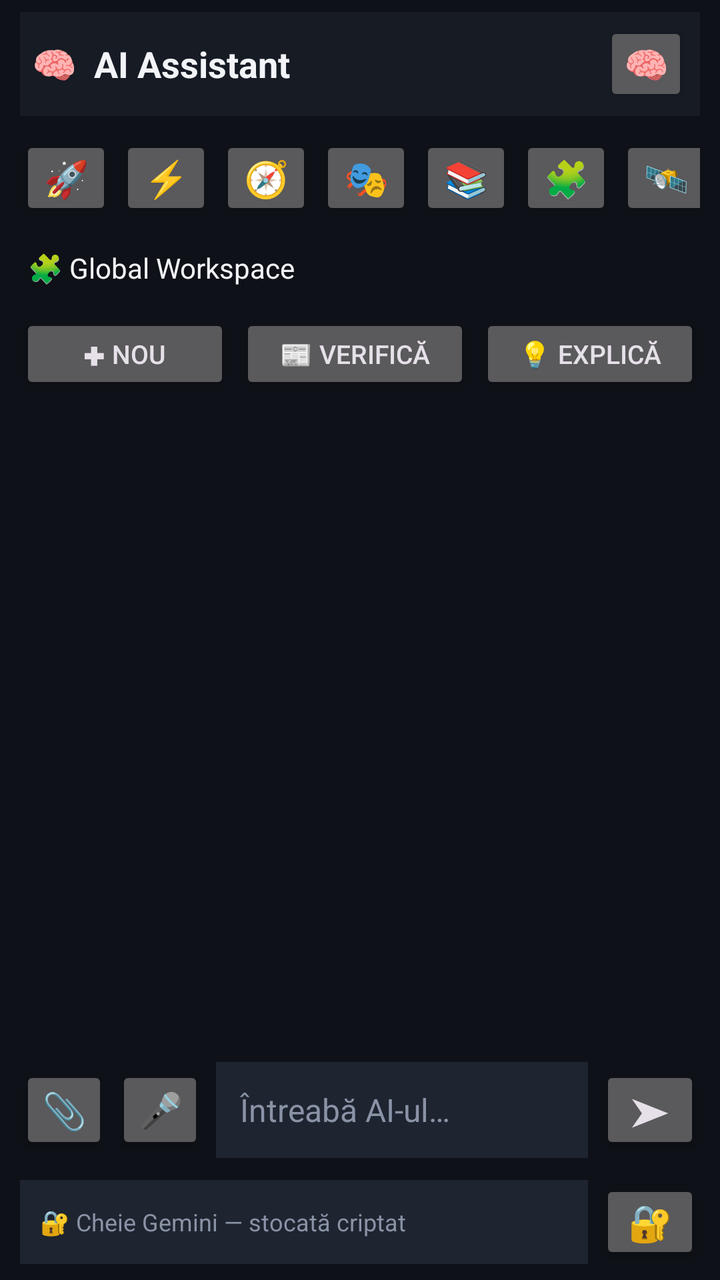
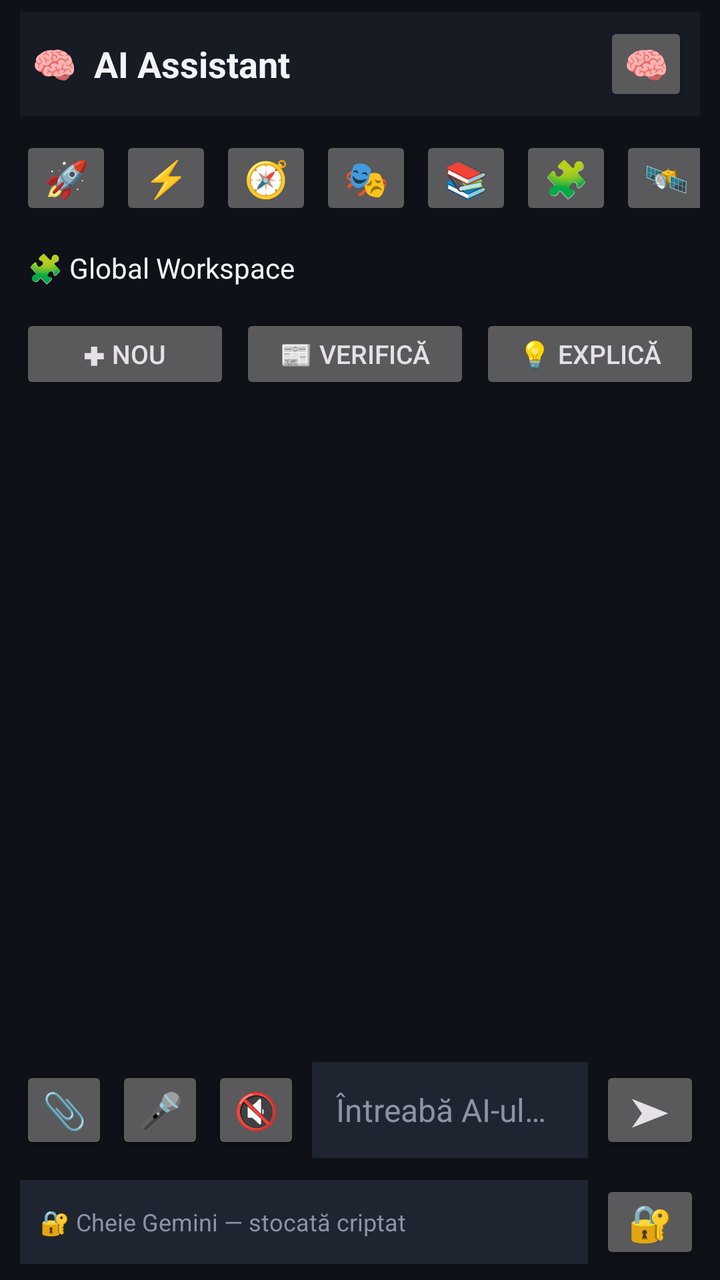

Compare the two renders of this Android layout. The source of the first and the diff that turns it into the second are given below.
<!-- AndroidManifest.xml: application theme Theme.AIAssistant -->
<!-- res/layout/activity_main.xml -->
<?xml version="1.0" encoding="utf-8"?>
<LinearLayout
    xmlns:android="http://schemas.android.com/apk/res/android"
    android:layout_width="match_parent"
    android:layout_height="match_parent"
    android:orientation="vertical"
    android:background="@color/bg"
    android:paddingStart="10dp"
    android:paddingEnd="10dp"
    android:paddingTop="6dp"
    android:paddingBottom="6dp">

    
    <LinearLayout
        android:layout_width="match_parent"
        android:layout_height="52dp"
        android:orientation="horizontal"
        android:gravity="center_vertical"
        android:background="@color/toolbar_bg"
        android:paddingStart="6dp"
        android:paddingEnd="6dp">

        <TextView
            android:layout_width="0dp"
            android:layout_height="match_parent"
            android:layout_weight="1"
            android:gravity="center_vertical"
            android:text="🧠  AI Assistant"
            android:textColor="@color/text_main"
            android:textSize="18sp"
            android:textStyle="bold"
            android:maxLines="1" />

        <Button
            android:id="@+id/btnBrain"
            android:layout_width="42dp"
            android:layout_height="42dp"
            android:minWidth="0dp"
            android:minHeight="0dp"
            android:padding="0dp"
            android:text="🧠"
            android:textSize="18sp"
            android:contentDescription="Intelligence Core" />

    </LinearLayout>

    
    <HorizontalScrollView
        android:layout_width="match_parent"
        android:layout_height="52dp"
        android:layout_marginTop="5dp"
        android:scrollbars="none"
        android:overScrollMode="never">

        <LinearLayout
            android:layout_width="wrap_content"
            android:layout_height="match_parent"
            android:orientation="horizontal"
            android:gravity="center_vertical">

            <Button
                android:id="@+id/btnPower"
                android:layout_width="46dp"
                android:layout_height="42dp"
                android:minWidth="0dp"
                android:minHeight="0dp"
                android:layout_marginEnd="4dp"
                android:padding="0dp"
                android:text="🚀"
                android:textSize="18sp"
                android:contentDescription="Supreme Power Mode" />

            <Button
                android:id="@+id/btnAgent"
                android:layout_width="46dp"
                android:layout_height="42dp"
                android:minWidth="0dp"
                android:minHeight="0dp"
                android:layout_marginEnd="4dp"
                android:padding="0dp"
                android:text="⚡"
                android:textSize="18sp"
                android:contentDescription="Agent Mode" />

            <Button
                android:id="@+id/btnThink"
                android:layout_width="46dp"
                android:layout_height="42dp"
                android:minWidth="0dp"
                android:minHeight="0dp"
                android:layout_marginEnd="4dp"
                android:padding="0dp"
                android:text="🧭"
                android:textSize="18sp"
                android:contentDescription="Pași rezumați" />

            <Button
                android:id="@+id/btnPersona"
                android:layout_width="46dp"
                android:layout_height="42dp"
                android:minWidth="0dp"
                android:minHeight="0dp"
                android:layout_marginEnd="4dp"
                android:padding="0dp"
                android:text="🎭"
                android:textSize="18sp"
                android:contentDescription="Persona" />

            <Button
                android:id="@+id/btnHistory"
                android:layout_width="46dp"
                android:layout_height="42dp"
                android:minWidth="0dp"
                android:minHeight="0dp"
                android:layout_marginEnd="4dp"
                android:padding="0dp"
                android:text="📚"
                android:textSize="18sp"
                android:contentDescription="Istoric" />

            <Button
                android:id="@+id/btnWorkspace"
                android:layout_width="46dp"
                android:layout_height="42dp"
                android:minWidth="0dp"
                android:minHeight="0dp"
                android:layout_marginEnd="4dp"
                android:padding="0dp"
                android:text="🧩"
                android:textSize="18sp"
                android:contentDescription="Workspace" />

            <Button
                android:id="@+id/btnWatcher"
                android:layout_width="46dp"
                android:layout_height="42dp"
                android:minWidth="0dp"
                android:minHeight="0dp"
                android:layout_marginEnd="4dp"
                android:padding="0dp"
                android:text="🛰️"
                android:textSize="18sp"
                android:contentDescription="AI Watcher" />

            <Button
                android:id="@+id/btnExport"
                android:layout_width="46dp"
                android:layout_height="42dp"
                android:minWidth="0dp"
                android:minHeight="0dp"
                android:layout_marginEnd="4dp"
                android:padding="0dp"
                android:text="↗"
                android:textSize="20sp"
                android:contentDescription="Export conversație" />

            <Button
                android:id="@+id/btnZip"
                android:layout_width="46dp"
                android:layout_height="42dp"
                android:minWidth="0dp"
                android:minHeight="0dp"
                android:padding="0dp"
                android:text="📦"
                android:textSize="18sp"
                android:contentDescription="Export proiect" />

        </LinearLayout>

    </HorizontalScrollView>

    
    <LinearLayout
        android:layout_width="match_parent"
        android:layout_height="38dp"
        android:orientation="horizontal"
        android:gravity="center_vertical"
        android:paddingStart="4dp"
        android:paddingEnd="4dp">

        <TextView
            android:id="@+id/tvWorkspace"
            android:layout_width="0dp"
            android:layout_height="wrap_content"
            android:layout_weight="1"
            android:text="🧩 Global Workspace"
            android:textColor="@color/text_main"
            android:textSize="14sp"
            android:maxLines="1" />

        <TextView
            android:id="@+id/tvAttachment"
            android:layout_width="wrap_content"
            android:layout_height="wrap_content"
            android:textColor="@color/accent2"
            android:textSize="11sp"
            android:maxLines="1" />

    </LinearLayout>

    
    <HorizontalScrollView
        android:layout_width="match_parent"
        android:layout_height="48dp"
        android:scrollbars="none"
        android:overScrollMode="never">

        <LinearLayout
            android:layout_width="wrap_content"
            android:layout_height="match_parent"
            android:orientation="horizontal"
            android:gravity="center_vertical">

            <Button
                android:id="@+id/btnChipNew"
                android:layout_width="105dp"
                android:layout_height="40dp"
                android:minWidth="0dp"
                android:minHeight="0dp"
                android:layout_marginEnd="5dp"
                android:paddingStart="8dp"
                android:paddingEnd="8dp"
                android:text="✚ Nou"
                android:textSize="13sp" />

            <Button
                android:id="@+id/btnChipNews"
                android:layout_width="115dp"
                android:layout_height="40dp"
                android:minWidth="0dp"
                android:minHeight="0dp"
                android:layout_marginEnd="5dp"
                android:paddingStart="8dp"
                android:paddingEnd="8dp"
                android:text="📰 Verifică"
                android:textSize="13sp" />

            <Button
                android:id="@+id/btnChipExplain"
                android:layout_width="110dp"
                android:layout_height="40dp"
                android:minWidth="0dp"
                android:minHeight="0dp"
                android:layout_marginEnd="5dp"
                android:paddingStart="8dp"
                android:paddingEnd="8dp"
                android:text="💡 Explică"
                android:textSize="13sp" />

            <Button
                android:id="@+id/btnChipCode"
                android:layout_width="110dp"
                android:layout_height="40dp"
                android:minWidth="0dp"
                android:minHeight="0dp"
                android:layout_marginEnd="5dp"
                android:paddingStart="8dp"
                android:paddingEnd="8dp"
                android:text="⌨️ Proiect"
                android:textSize="13sp" />

            <Button
                android:id="@+id/btnResearch"
                android:layout_width="120dp"
                android:layout_height="40dp"
                android:minWidth="0dp"
                android:minHeight="0dp"
                android:layout_marginEnd="5dp"
                android:paddingStart="8dp"
                android:paddingEnd="8dp"
                android:text="🔬 Research"
                android:textSize="13sp" />

            <Button
                android:id="@+id/btnVerify"
                android:layout_width="115dp"
                android:layout_height="40dp"
                android:minWidth="0dp"
                android:minHeight="0dp"
                android:layout_marginEnd="5dp"
                android:paddingStart="8dp"
                android:paddingEnd="8dp"
                android:text="🔎 Fact Check"
                android:textSize="13sp" />

            <Button
                android:id="@+id/btnAudit"
                android:layout_width="110dp"
                android:layout_height="40dp"
                android:minWidth="0dp"
                android:minHeight="0dp"
                android:layout_marginEnd="5dp"
                android:paddingStart="8dp"
                android:paddingEnd="8dp"
                android:text="⌨️ Audit"
                android:textSize="13sp" />

            <Button
                android:id="@+id/btnMemory"
                android:layout_width="110dp"
                android:layout_height="40dp"
                android:minWidth="0dp"
                android:minHeight="0dp"
                android:layout_marginEnd="5dp"
                android:paddingStart="8dp"
                android:paddingEnd="8dp"
                android:text="🧠 Memory"
                android:textSize="13sp" />

            <Button
                android:id="@+id/btnChipSummarize"
                android:layout_width="110dp"
                android:layout_height="40dp"
                android:minWidth="0dp"
                android:minHeight="0dp"
                android:paddingStart="8dp"
                android:paddingEnd="8dp"
                android:text="📝 Rezumă"
                android:textSize="13sp" />

        </LinearLayout>

    </HorizontalScrollView>

    
    <androidx.recyclerview.widget.RecyclerView
        android:id="@+id/recyclerView"
        android:layout_width="match_parent"
        android:layout_height="0dp"
        android:layout_weight="1"
        android:clipToPadding="false"
        android:paddingTop="6dp"
        android:paddingBottom="6dp"
        android:overScrollMode="ifContentScrolls" />

    
    <TextView
        android:id="@+id/tvInputStatus"
        android:layout_width="match_parent"
        android:layout_height="wrap_content"
        android:visibility="gone"
        android:textColor="@color/accent2"
        android:textSize="12sp"
        android:paddingStart="6dp"
        android:paddingEnd="6dp"
        android:paddingBottom="3dp" />

    
    <LinearLayout
        android:layout_width="match_parent"
        android:layout_height="58dp"
        android:orientation="horizontal"
        android:gravity="center_vertical">

        <Button
            android:id="@+id/btnAttach"
            android:layout_width="44dp"
            android:layout_height="44dp"
            android:minWidth="0dp"
            android:minHeight="0dp"
            android:padding="0dp"
            android:text="📎"
            android:textSize="18sp"
            android:contentDescription="Atașează fișier" />

        <Button
            android:id="@+id/btnMic"
            android:layout_width="44dp"
            android:layout_height="44dp"
            android:minWidth="0dp"
            android:minHeight="0dp"
            android:layout_marginStart="4dp"
            android:padding="0dp"
            android:text="🎤"
            android:textSize="18sp"
            android:contentDescription="Dictare vocală" />

        <EditText
            android:id="@+id/etMessage"
            android:layout_width="0dp"
            android:layout_height="48dp"
            android:layout_weight="1"
            android:layout_marginStart="6dp"
            android:layout_marginEnd="6dp"
            android:background="@color/bubble_ai"
            android:hint="Întreabă AI-ul…"
            android:textColor="@color/text_main"
            android:textColorHint="@color/text_hint"
            android:textSize="16sp"
            android:paddingStart="12dp"
            android:paddingEnd="12dp"
            android:paddingTop="8dp"
            android:paddingBottom="8dp"
            android:gravity="center_vertical"
            android:inputType="textCapSentences|textMultiLine"
            android:maxLines="4" />

        <Button
            android:id="@+id/btnSend"
            android:layout_width="50dp"
            android:layout_height="44dp"
            android:minWidth="0dp"
            android:minHeight="0dp"
            android:padding="0dp"
            android:text="➤"
            android:textSize="20sp"
            android:contentDescription="Trimite" />

    </LinearLayout>

    
    <LinearLayout
        android:layout_width="match_parent"
        android:layout_height="46dp"
        android:layout_marginTop="4dp"
        android:orientation="horizontal"
        android:gravity="center_vertical">

        <EditText
            android:id="@+id/etApiKey"
            android:layout_width="0dp"
            android:layout_height="42dp"
            android:layout_weight="1"
            android:background="@color/bubble_ai"
            android:hint="🔐 Cheie Gemini — stocată criptat"
            android:textSize="12sp"
            android:textColor="@color/text_main"
            android:textColorHint="@color/text_hint"
            android:paddingStart="10dp"
            android:paddingEnd="10dp"
            android:singleLine="true"
            android:inputType="textPassword" />

        <Button
            android:id="@+id/btnSaveKey"
            android:layout_width="50dp"
            android:layout_height="42dp"
            android:layout_marginStart="6dp"
            android:minWidth="0dp"
            android:minHeight="0dp"
            android:padding="0dp"
            android:text="🔐"
            android:textSize="18sp"
            android:contentDescription="Salvează cheia Gemini" />

    </LinearLayout>

</LinearLayout>
<!-- resources referenced by this layout -->
<resources>
  <color name="accent2">#9C6BFF</color>
  <color name="bg">#0E1117</color>
  <color name="bubble_ai">#1E2530</color>
  <color name="text_hint">#8A93A6</color>
  <color name="text_main">#F2F4F8</color>
  <color name="toolbar_bg">#161B24</color>
  <style name="Theme.AIAssistant" parent="Theme.Material3.Dark.NoActionBar">
          <item name="colorPrimary">@color/accent</item>
          <item name="android:statusBarColor">@color/bg</item>
          <item name="android:navigationBarColor">@color/bg</item>
      </style>
  <color name="accent">#2E7DFF</color>
</resources>

<!-- the commit's change to res/layout/activity_main.xml (unified diff, before → after) -->
@@ -374,6 +374,18 @@
             android:text="🎤"
             android:textSize="18sp"
             android:contentDescription="Dictare vocală" />
+
+        <Button
+            android:id="@+id/btnVoice"
+            android:layout_width="44dp"
+            android:layout_height="44dp"
+            android:minWidth="0dp"
+            android:minHeight="0dp"
+            android:layout_marginStart="4dp"
+            android:padding="0dp"
+            android:text="🔇"
+            android:textSize="18sp"
+            android:contentDescription="Răspuns vocal" />
 
         <EditText
             android:id="@+id/etMessage"
